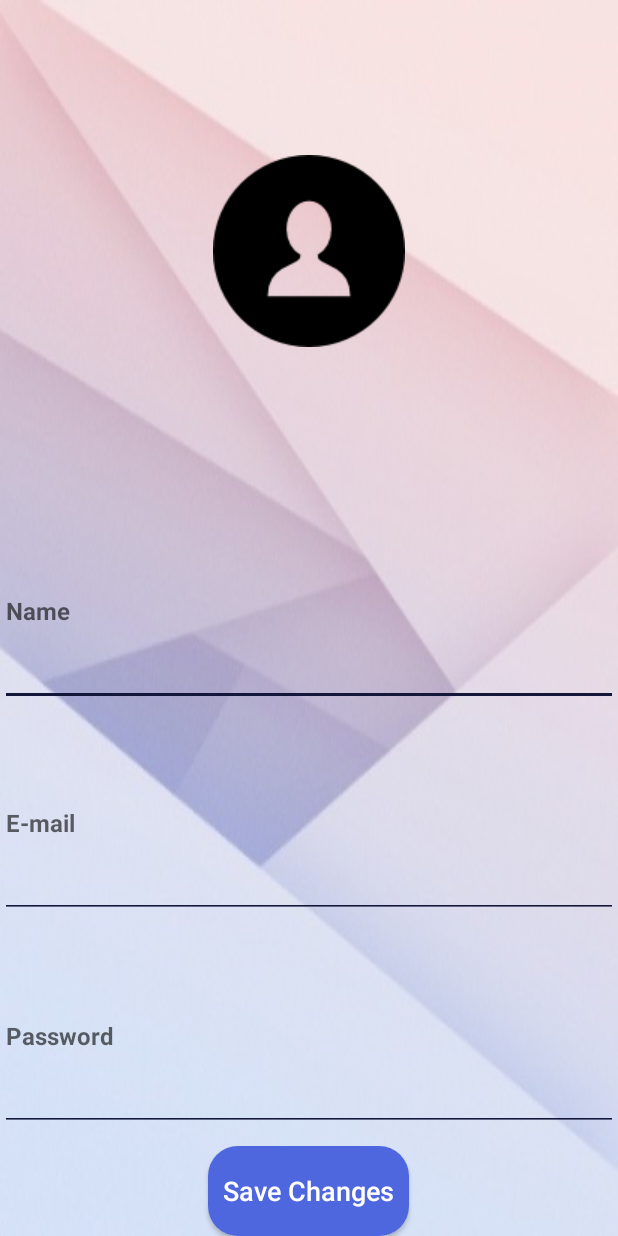
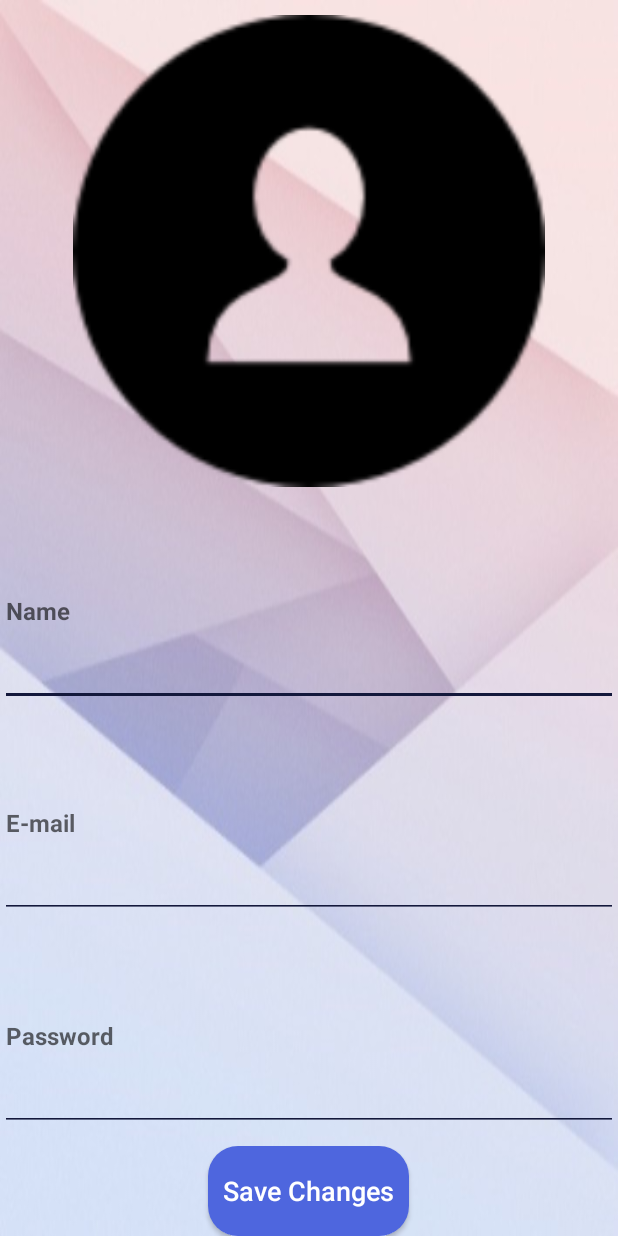
Before and after one commit to panagiotat/EventMe, an Android app: the Profile screen opened directly, with no data from a screen before it, after a tap on "Edit Profile", on a phone screen of 412 x 824 dp. Run offline under Robolectric (Android 15) with nearby library versions, the phone set to English and light mode, and no system bars; our stand-ins replace Firebase (no records; nobody signed in at launch, a user with empty details on screens opened directly), Picasso.

```diff
--- a/app/src/main/java/eventme/eventme/CustomList.java
+++ b/app/src/main/java/eventme/eventme/CustomList.java
@@ -51,6 +51,8 @@ public class CustomList extends BaseAdapter {
         TextView txtTitle = (TextView) rowView.findViewById(R.id.title);
 
         ImageView imageView = (ImageView) rowView.findViewById(R.id.list_image);
+        imageView.setAdjustViewBounds(true);
+        imageView.setScaleType(ImageView.ScaleType.CENTER_CROP);
         txtTitle.setText(events.get(position).getDescription());
         Glide
                 .with(context)
--- a/app/src/main/java/eventme/eventme/Profile.java
+++ b/app/src/main/java/eventme/eventme/Profile.java
@@ -5,9 +5,8 @@ import android.content.SharedPreferences;
 import android.preference.PreferenceManager;
 import android.support.v7.app.AppCompatActivity;
 import android.os.Bundle;
-import android.util.Log;
 import android.view.View;
-import android.widget.Button;
+import android.widget.ImageView;
 import android.widget.TextView;
 
 import com.google.firebase.database.DataSnapshot;
@@ -15,13 +14,15 @@ import com.google.firebase.database.DatabaseError;
 import com.google.firebase.database.DatabaseReference;
 import com.google.firebase.database.FirebaseDatabase;
 import com.google.firebase.database.ValueEventListener;
+import com.squareup.picasso.Picasso;
 
 public class Profile extends AppCompatActivity {
 
     private TextView name;
     private TextView email;
     private String email2;
-    private boolean yourprofile;
+    private ImageView buttonUploadImage ;
+
     @Override
     protected void onCreate(Bundle savedInstanceState) {
         super.onCreate(savedInstanceState);
@@ -29,7 +30,6 @@ public class Profile extends AppCompatActivity {
         name = (TextView) findViewById(R.id.onoma);
         Intent intent=getIntent();
         email2 = intent.getStringExtra("email");
-        yourprofile=intent.getBooleanExtra("yourprofile",false);
         FirebaseDatabase database = FirebaseDatabase.getInstance();
 
         DatabaseReference ref = database.getReference().child("Users");
@@ -53,31 +53,18 @@ public class Profile extends AppCompatActivity {
 
             }
         });
+
+        buttonUploadImage = (ImageView) findViewById(R.id.photo_magaziou);
+        buttonUploadImage.setAdjustViewBounds(true);
+        buttonUploadImage.setScaleType(ImageView.ScaleType.CENTER_CROP);
+
+
         email = (TextView) findViewById(R.id.email_user);
+
         email.setText(email2);
 
-        if(!yourprofile)
-        {
-            Button logout=(Button) findViewById(R.id.logout);
-            Button new_event=(Button) findViewById(R.id.add_event);
-            logout.setEnabled(false);
-            logout.setVisibility(View.INVISIBLE);
-            findViewById(R.id.grammoula).setVisibility(View.INVISIBLE);
-            new_event.setEnabled(false);
-            new_event.setVisibility(View.INVISIBLE);
-        }
-        else
-        {
-            Button logout=(Button) findViewById(R.id.logout);
-            Button new_event=(Button) findViewById(R.id.add_event);
-            logout.setEnabled(true);
-            new_event.setEnabled(true);
-            logout.setVisibility(View.VISIBLE);
-            findViewById(R.id.grammoula).setVisibility(View.VISIBLE);
-            new_event.setVisibility(View.VISIBLE);
-        }
+    }
 
-    }
     public void newEvent(View v)
     {
         Intent intent = new Intent(Profile.this, NewEvent.class);
--- a/app/src/main/java/eventme/eventme/profileEdit.java
+++ b/app/src/main/java/eventme/eventme/profileEdit.java
@@ -38,6 +38,8 @@ public class profileEdit extends AppCompatActivity {
             }
 
         });
+        buttonUploadImage.setAdjustViewBounds(true);
+        buttonUploadImage.setScaleType(ImageView.ScaleType.CENTER_CROP);
 
         Intent intent = getIntent();
 
--- a/app/src/main/res/layout/activity_profile.xml
+++ b/app/src/main/res/layout/activity_profile.xml
@@ -58,7 +58,7 @@
             android:layout_width="0dp"
             android:layout_height="match_parent"
             android:layout_marginTop="10dp"
-            android:layout_weight="0.5"
+            android:layout_weight="1"
             android:background="@android:color/transparent"
             android:scaleType="fitCenter"
             android:src="@drawable/profile"
@@ -67,9 +67,9 @@
         <LinearLayout
             android:layout_width="0dp"
             android:layout_height="match_parent"
-            android:layout_weight="1"
+            android:layout_weight="0.5"
             android:orientation="vertical"
-            android:layout_marginLeft="20dp"
+            android:layout_marginLeft="8dp"
             >
 
             <TextView
--- a/app/src/main/res/layout/list_row.xml
+++ b/app/src/main/res/layout/list_row.xml
@@ -20,8 +20,8 @@
 
         <ImageView
             android:id="@+id/list_image"
-            android:layout_width="50dip"
-            android:layout_height="50dip"
+            android:layout_width="100dip"
+            android:layout_height="100dip"
             tools:ignore="ContentDescription" />
 
     </LinearLayout>
```
Also changed, not shown: app/src/main/res/layout/activity_homepage.xml (+6 -8 lines).
